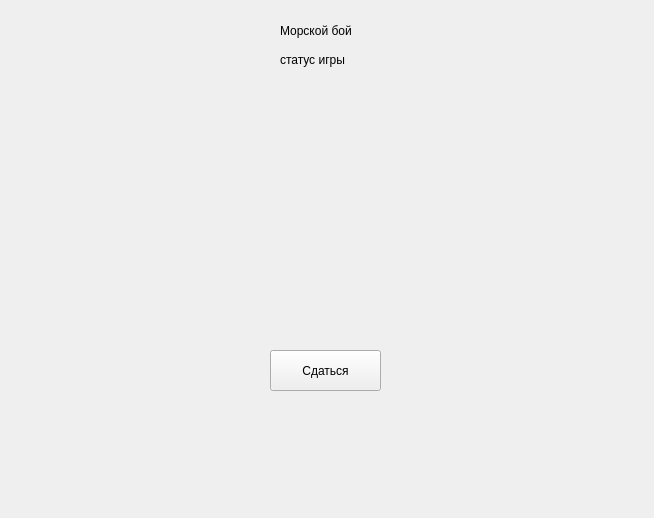
Before: the Qt Designer form SeaBattleClient/GameWindow.ui in m0tja5k/MorskojBojTMP, drawn with Qt 5.
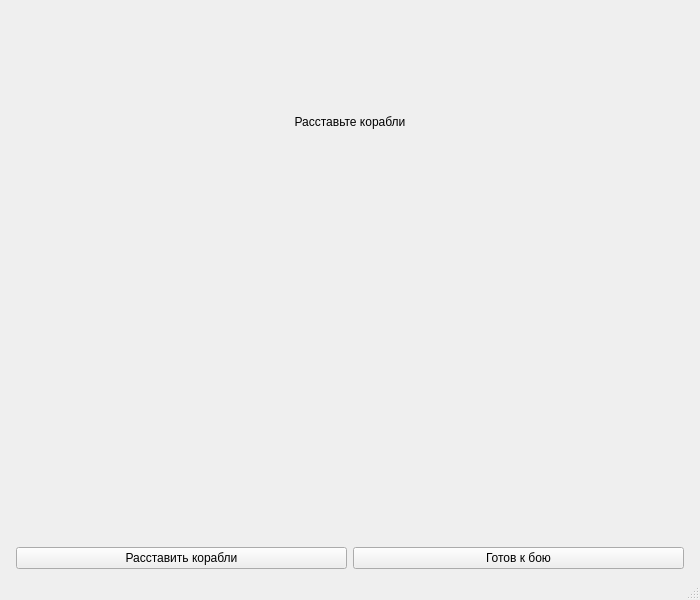
After: the same form once the commit is applied.

The edit to the form file:
```diff
--- a/SeaBattleClient/GameWindow.ui
+++ b/SeaBattleClient/GameWindow.ui
@@ -1,79 +1,96 @@
 <?xml version="1.0" encoding="UTF-8"?>
 <ui version="4.0">
  <class>GameWindow</class>
- <widget class="QWidget" name="GameWindow">
+ <widget class="QMainWindow" name="GameWindow">
   <property name="geometry">
    <rect>
     <x>0</x>
     <y>0</y>
-    <width>654</width>
-    <height>518</height>
+    <width>700</width>
+    <height>600</height>
    </rect>
   </property>
   <property name="windowTitle">
    <string>Form</string>
   </property>
-  <widget class="QLabel" name="label">
-   <property name="geometry">
-    <rect>
-     <x>280</x>
-     <y>10</y>
-     <width>101</width>
-     <height>41</height>
-    </rect>
-   </property>
-   <property name="text">
-    <string>Морской бой</string>
-   </property>
+  <widget class="QWidget" name="centralwidget">
+   <layout class="QVBoxLayout" name="verticalLayout">
+    <item>
+     <widget class="QLabel" name="statusLabel">
+      <property name="text">
+       <string>Расставьте корабли</string>
+      </property>
+      <property name="alignment">
+       <set>Qt::AlignCenter</set>
+      </property>
+     </widget>
+    </item>
+    <item>
+     <layout class="QHBoxLayout" name="fieldLayout">
+      <item>
+       <widget class="QWidget" name="playerFieldWidget">
+        <property name="minimumSize">
+         <size>
+          <width>300</width>
+          <height>300</height>
+         </size>
+        </property>
+       </widget>
+      </item>
+      <item>
+       <widget class="QWidget" name="enemyFieldWidget">
+        <property name="minimumSize">
+         <size>
+          <width>300</width>
+          <height>300</height>
+         </size>
+        </property>
+       </widget>
+      </item>
+     </layout>
+    </item>
+    <item>
+     <layout class="QHBoxLayout" name="buttonLayout">
+      <item>
+       <spacer name="horizontalSpacer">
+        <property name="orientation">
+         <enum>Qt::Horizontal</enum>
+        </property>
+        <property name="sizeType">
+         <enum>QSizePolicy::Expanding</enum>
+        </property>
+       </spacer>
+      </item>
+      <item>
+       <widget class="QPushButton" name="placeShipsButton">
+        <property name="text">
+         <string>Расставить корабли</string>
+        </property>
+       </widget>
+      </item>
+      <item>
+       <widget class="QPushButton" name="readyButton">
+        <property name="text">
+         <string>Готов к бою</string>
+        </property>
+       </widget>
+      </item>
+      <item>
+       <spacer name="horizontalSpacer_2">
+        <property name="orientation">
+         <enum>Qt::Horizontal</enum>
+        </property>
+        <property name="sizeType">
+         <enum>QSizePolicy::Expanding</enum>
+        </property>
+       </spacer>
+      </item>
+     </layout>
+    </item>
+   </layout>
   </widget>
-  <widget class="QWidget" name="gridLayoutWidget">
-   <property name="geometry">
-    <rect>
-     <x>0</x>
-     <y>100</y>
-     <width>291</width>
-     <height>231</height>
-    </rect>
-   </property>
-   <layout class="QGridLayout" name="gridLayout"/>
-  </widget>
-  <widget class="QLabel" name="statusLabel">
-   <property name="geometry">
-    <rect>
-     <x>280</x>
-     <y>50</y>
-     <width>101</width>
-     <height>20</height>
-    </rect>
-   </property>
-   <property name="text">
-    <string>статус игры</string>
-   </property>
-  </widget>
-  <widget class="QPushButton" name="surrenderButton">
-   <property name="geometry">
-    <rect>
-     <x>270</x>
-     <y>350</y>
-     <width>111</width>
-     <height>41</height>
-    </rect>
-   </property>
-   <property name="text">
-    <string>Сдаться</string>
-   </property>
-  </widget>
-  <widget class="QWidget" name="gridLayoutWidget_2">
-   <property name="geometry">
-    <rect>
-     <x>360</x>
-     <y>100</y>
-     <width>291</width>
-     <height>231</height>
-    </rect>
-   </property>
-   <layout class="QGridLayout" name="gridLayout_2"/>
-  </widget>
+  <widget class="QMenuBar" name="menubar"/>
+  <widget class="QStatusBar" name="statusbar"/>
  </widget>
  <resources/>
  <connections/>
```
Left out of the diff: 2 changed lines with no effect on the pictures.
